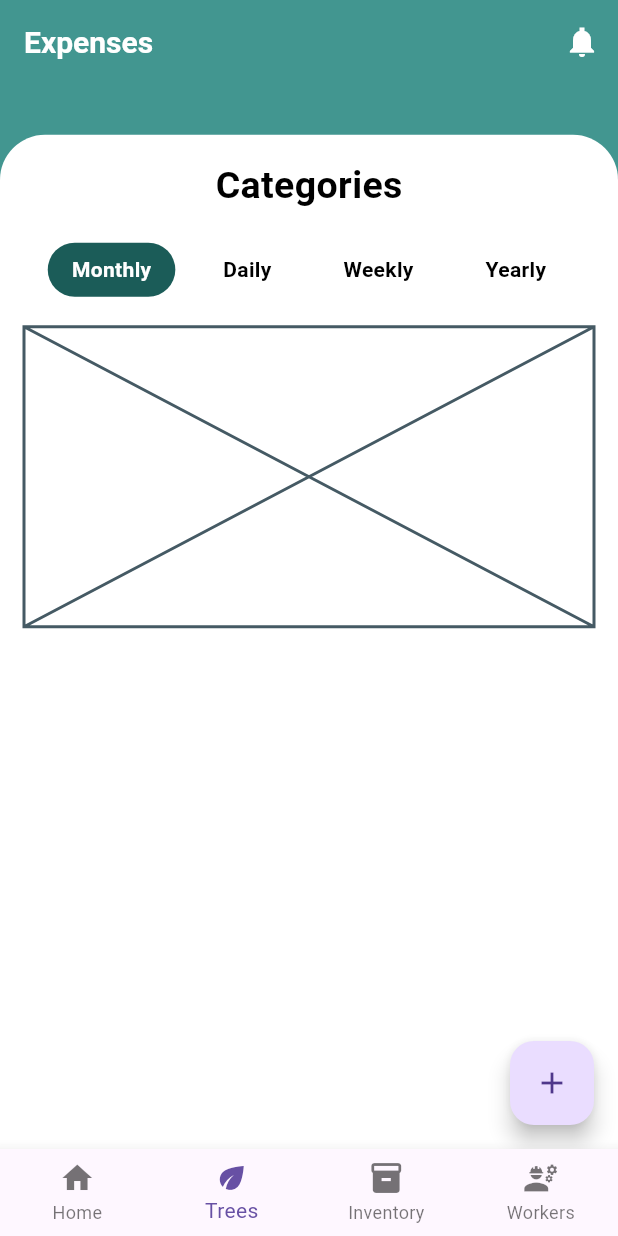
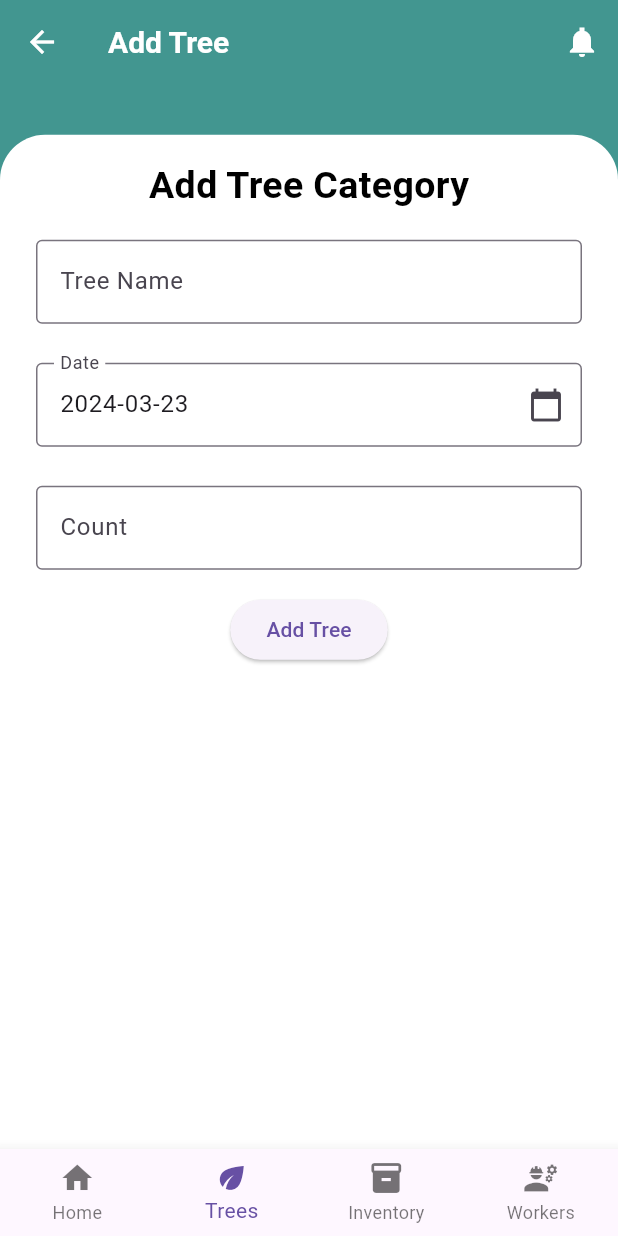
Before and after one commit to Hashane/EST, a Flutter app: the HomeScreen screen opened by its route, item 2 of the bottom bar chosen, after a tap on the "add" icon, on a phone screen of 412 x 824 dp. Run offline on Flutter 3.47's test engine with Material 3 defaults, Android fonts, the phone set to English and light mode, and no system bars; our stand-ins replace cloud_firestore, firebase_auth, firebase_core; accounts and stored records are empty; network calls fail.

Commit message:
Trees Screen & bugs with UI fixed

```diff
--- a/lib/screens/Home/dashboard.dart
+++ b/lib/screens/Home/dashboard.dart
@@ -176,7 +176,6 @@ class _DashboardState extends State<Dashboard> {
                               GestureDetector(
                                 onTap: () {
                                   // Handle navigation when the icon or text is clicked
-                                  // You can replace 'YourDestinationScreen()' with your desired destination screen
                                   Navigator.of(context).push(
                                     MaterialPageRoute(
                                       builder: (context) => ExpensesScreen(),
--- a/lib/screens/Home/home_screen.dart
+++ b/lib/screens/Home/home_screen.dart
@@ -1,7 +1,7 @@
 import 'package:est/models/app_user.dart';
 import 'package:est/screens/Home/dashboard.dart';
 import 'package:flutter/material.dart';
-import 'package:est/screens/expenses_screen.dart';
+import 'package:est/screens/trees/trees_screens.dart';
 
 
 class HomeScreen extends StatefulWidget {
@@ -44,7 +44,7 @@ class _HomeScreenState extends State<HomeScreen> {
                 case 0:
                   return Dashboard();
                 case 1:
-                  return ExpensesScreen();
+                  return TreesScreen();
                 case 2:
                   return Dashboard();
                 case 3:
--- /dev/null
+++ b/lib/screens/trees/trees_add_screen.dart
@@ -0,0 +1,93 @@
+import 'package:flutter/material.dart';
+import 'package:est/widgets/common_screen.dart';
+
+class TreesAddModalScreen extends StatelessWidget {
+  TextEditingController _nameController = TextEditingController();
+  TextEditingController _countController = TextEditingController();
+  TextEditingController _dateController = TextEditingController(); // Add controller for date input
+
+  @override
+  Widget build(BuildContext context) {
+    // Initialize the date controller with today's date
+    _dateController.text = _formatDate(DateTime.now());
+
+    return CommonScreen(
+      title: 'Add Tree',
+      showFAB: false,
+      body: Column(
+            mainAxisSize: MainAxisSize.min,
+            children: <Widget>[
+              Text(
+                'Add Tree Category',
+                style: TextStyle(color: Colors.black, fontWeight: FontWeight.bold,fontSize: 25),
+              ),
+              SizedBox(height: 10),
+              Padding(
+                padding: const EdgeInsets.all(8.0),
+                child: TextField(
+                  controller: _nameController,
+                  decoration: InputDecoration(
+                    labelText: 'Tree Name',
+                    border: OutlineInputBorder(),
+                  ),
+                ),
+              ),
+              SizedBox(height: 10),
+              Padding(
+                padding: const EdgeInsets.all(8.0),
+                child: TextField(
+                  controller: _dateController,
+                  readOnly: true, // Make the text field read-only
+                  onTap: () async {
+                    // Show date picker when the text field is tapped
+                    DateTime? pickedDate = await showDatePicker(
+                      context: context,
+                      initialDate: DateTime.now(),
+                      firstDate: DateTime(1900),
+                      lastDate: DateTime.now(),
+                    );
+
+                    if (pickedDate != null) {
+                      // Update the text field with the selected date
+                      _dateController.text = _formatDate(pickedDate); // Format the date
+                    }
+                  },
+                  decoration: InputDecoration(
+                    labelText: 'Date',
+                    border: OutlineInputBorder(),
+                    suffixIcon: Icon(Icons.calendar_today), // Add icon to indicate date picker
+                  ),
+                ),
+              ),
+              SizedBox(height: 10),
+              Padding(
+                padding: const EdgeInsets.all(8.0),
+                child: TextField(
+                  controller: _countController,
+                  decoration: InputDecoration(
+                    labelText: 'Count',
+                    border: OutlineInputBorder(),
+                  ),
+                ),
+              ),
+              // Add buttons for adding and editing workers
+              Padding(
+                padding: const EdgeInsets.all(8.0),
+                child: ElevatedButton(
+                  onPressed: () {
+                    // Implement the logic to add a worker
+                    // You can access the entered data using controller.text
+                  },
+                  child: Text('Add Tree'),
+                ),
+              ),
+            ],
+          ),
+    );
+  }
+
+  // Helper function to format the date as a string
+  String _formatDate(DateTime date) {
+    return '${date.year}-${date.month.toString().padLeft(2, '0')}-${date.day.toString().padLeft(2, '0')}';
+  }
+}
--- /dev/null
+++ b/lib/screens/trees/trees_screens.dart
@@ -0,0 +1,100 @@
+import 'package:flutter/material.dart';
+import 'package:est/widgets/common_screen.dart';
+import 'package:est/screens/trees/trees_add_screen.dart';
+import 'package:est/widgets/common_screen.dart';
+
+class TreesScreen extends StatefulWidget {
+  @override
+  _TreesScreenState createState() => _TreesScreenState();
+}
+
+class _TreesScreenState extends State<TreesScreen> {
+
+  @override
+  void initState() {
+    super.initState();
+  }
+
+  @override
+  Widget build(BuildContext context) {
+    return CommonScreen(
+      title: 'Trees',
+      body: Column(
+        mainAxisSize: MainAxisSize.min,
+        children: [
+          Text(
+            'Categories',
+            style: TextStyle(color: Colors.black, fontWeight: FontWeight.bold,fontSize: 25),
+          ),
+          SizedBox(height: 20),
+          Row(
+            mainAxisAlignment: MainAxisAlignment.spaceEvenly,
+            children: [
+              TreeCard('Coconut', Icons.energy_savings_leaf_rounded, 50),
+              TreeCard('Mango', Icons.local_florist, 30),
+            ],
+          ),
+          SizedBox(height: 20),
+          Row(
+            mainAxisAlignment: MainAxisAlignment.spaceEvenly,
+            children: [
+              TreeCard('Guava', Icons.eco, 20),
+              TreeCard('Mango', Icons.local_florist, 30),
+            ],
+          ),
+        ],
+      ),
+      onFABPressed: () {
+        Navigator.of(context).push(
+          MaterialPageRoute(
+            builder: (context) => TreesAddModalScreen()
+          ),
+        );
+      },
+    );
+  }
+}
+
+/// Represents a card displaying tree information.
+class TreeCard extends StatelessWidget {
+  final String treeName;
+  final IconData icon;
+  final int count;
+
+  TreeCard(this.treeName, this.icon, this.count);
+
+  @override
+  Widget build(BuildContext context) {
+    return Card(
+      margin: EdgeInsets.all(16.0),
+      child: Container(
+        width: 150,
+        height: 150,
+        child: Column(
+          mainAxisAlignment: MainAxisAlignment.spaceEvenly,
+          children: [
+            Icon(
+              icon,
+              size: 50.0,
+              color: Colors.green,
+            ),
+            Text(
+              treeName,
+              style: TextStyle(
+                fontSize: 20.0,
+                fontWeight: FontWeight.bold,
+              ),
+            ),
+            Text(
+              'Count: $count',
+              style: TextStyle(
+                fontSize: 16.0,
+                color: Colors.grey,
+              ),
+            ),
+          ],
+        ),
+      ),
+    );
+  }
+}
--- a/lib/widgets/common_screen.dart
+++ b/lib/widgets/common_screen.dart
@@ -7,7 +7,8 @@ class CommonScreen extends StatefulWidget {
   final Widget body;
   final Function()? onFABPressed;
   final bool showBackButton;
-  CommonScreen({required this.title, required this.body, this.onFABPressed, this.showBackButton = false});
+  final bool showFAB;
+  CommonScreen({required this.title, required this.body, this.onFABPressed, this.showBackButton = false,this.showFAB = true});
 
   @override
   _CommonScreenState createState() => _CommonScreenState();
@@ -18,7 +19,7 @@ class _CommonScreenState extends State<CommonScreen> {
   Widget build(BuildContext context) {
     return Scaffold(
       backgroundColor: CustomTheme.primaryColor,
-      appBar: CustomAppBar(titleText: "Expenses",),
+      appBar: CustomAppBar(titleText: widget.title,),
       body: Column(
         crossAxisAlignment: CrossAxisAlignment.stretch,
         children: [
@@ -46,10 +47,12 @@ class _CommonScreenState extends State<CommonScreen> {
           ),
         ],
       ),
-      floatingActionButton: FloatingActionButton(
+      floatingActionButton: widget.showFAB
+          ? FloatingActionButton(
         onPressed: widget.onFABPressed,
         child: Icon(Icons.add),
-      ),
+      )
+          : null,
     );
   }
 }
```
Also changed, not shown: lib/screens/income_screen.dart (added, +73 -0 lines).
